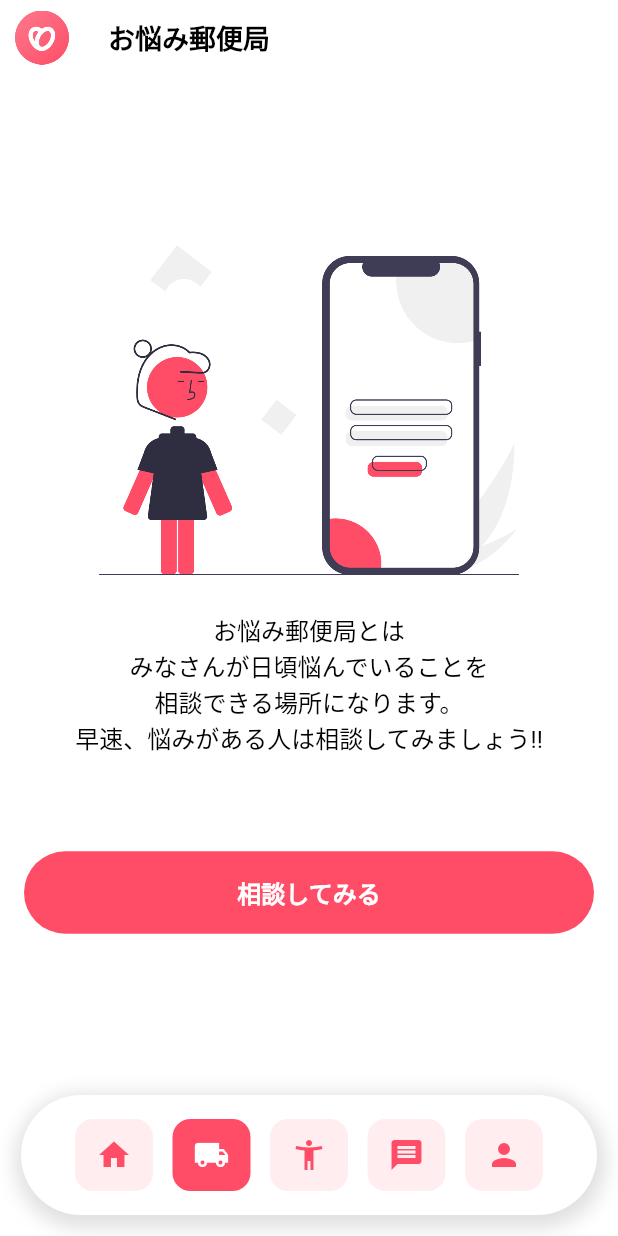
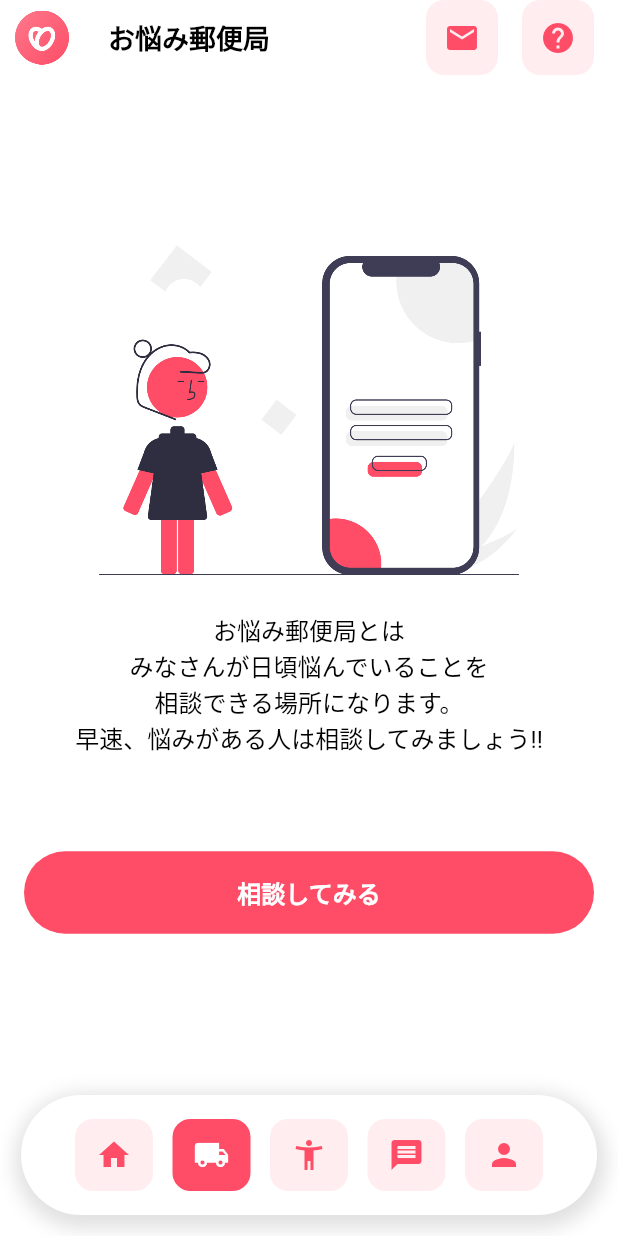
Before and after one commit to Retsuki/dating_app, a Flutter app: the WorryOfficePage screen opened by its route, on a phone screen of 412 x 824 dp. Run offline on Flutter 3.47's test engine with Material 2 defaults, Android fonts, the phone set to English and light mode, and no system bars; our stand-ins replace adaptive_dialog, cached_network_image, carousel_slider, cloud_firestore, device_preview, dotted_border and 15 more; missing offline and left inert: simple_logger; accounts and stored records are empty; generated files the repository leaves out were written again.

Commit message:
appbarにactions追加

```diff
--- a/lib/features/worry/screens/worry_office/worry_office_page.dart
+++ b/lib/features/worry/screens/worry_office/worry_office_page.dart
@@ -1,23 +1,39 @@
 import 'package:dating_app/components/app_bottom_natigation_bar.dart';
 import 'package:dating_app/components/app_button.dart';
 import 'package:dating_app/components/app_default_app_bar.dart';
+import 'package:dating_app/features/worry/screens/worry_answer/worry_answer_page.dart';
 import 'package:dating_app/features/worry/screens/worry_post/worry_post_page.dart';
 import 'package:dating_app/gen/assets.gen.dart';
 import 'package:dating_app/l10n/l10n.dart';
 import 'package:flutter/material.dart';
+import 'package:flutter_riverpod/flutter_riverpod.dart';
 import 'package:gap/gap.dart';
 import 'package:go_router/go_router.dart';
 
-class WorryOfficePage extends StatelessWidget {
+class WorryOfficePage extends ConsumerWidget {
   const WorryOfficePage({super.key});
 
   static const routeName = 'worry-office';
 
   @override
-  Widget build(BuildContext context) {
+  Widget build(BuildContext context, WidgetRef ref) {
     final l10n = L10n.of(context);
+
     return Scaffold(
-      appBar: AppDefaultAppBar(title: l10n.warryPostOffice),
+      appBar: AppDefaultAppBar(
+        title: l10n.warryPostOffice,
+        actions: <Widget>[
+          AppBarAction(
+            icon: Icons.email,
+            onTap: () => context.goNamed(WorryAnswerPage.routeName),
+          ),
+          const Gap(16),
+          AppBarAction(
+            icon: Icons.help,
+            onTap: () {},
+          ),
+        ],
+      ),
       body: Padding(
         padding: const EdgeInsets.symmetric(horizontal: 16),
         child: LayoutBuilder(
```
